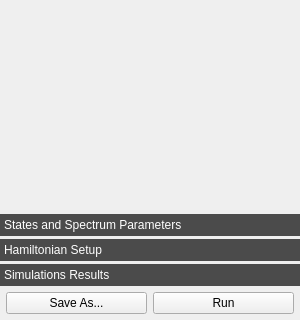
Old version of the form crispy/resources/gui/uis/quanty.ui in the repository mretegan/crispy; both pictures show x 0 to 300 and y 380 to 700 of the 300 by 700 pixel window.
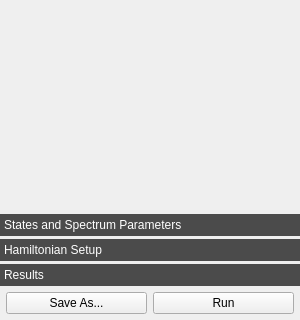
New version of the form. Icons and pictures are not drawn. Custom widgets are drawn as their Qt base class.

Commit message: Remove debug printing

Patch:
```diff
--- a/crispy/resources/gui/uis/quanty.ui
+++ b/crispy/resources/gui/uis/quanty.ui
@@ -744,7 +744,7 @@
         </rect>
        </property>
        <attribute name="label">
-        <string>Simulations Results</string>
+        <string>Results</string>
        </attribute>
        <layout class="QVBoxLayout" name="verticalLayout_2">
         <property name="leftMargin">
```
The commit also changes 1 other file.
